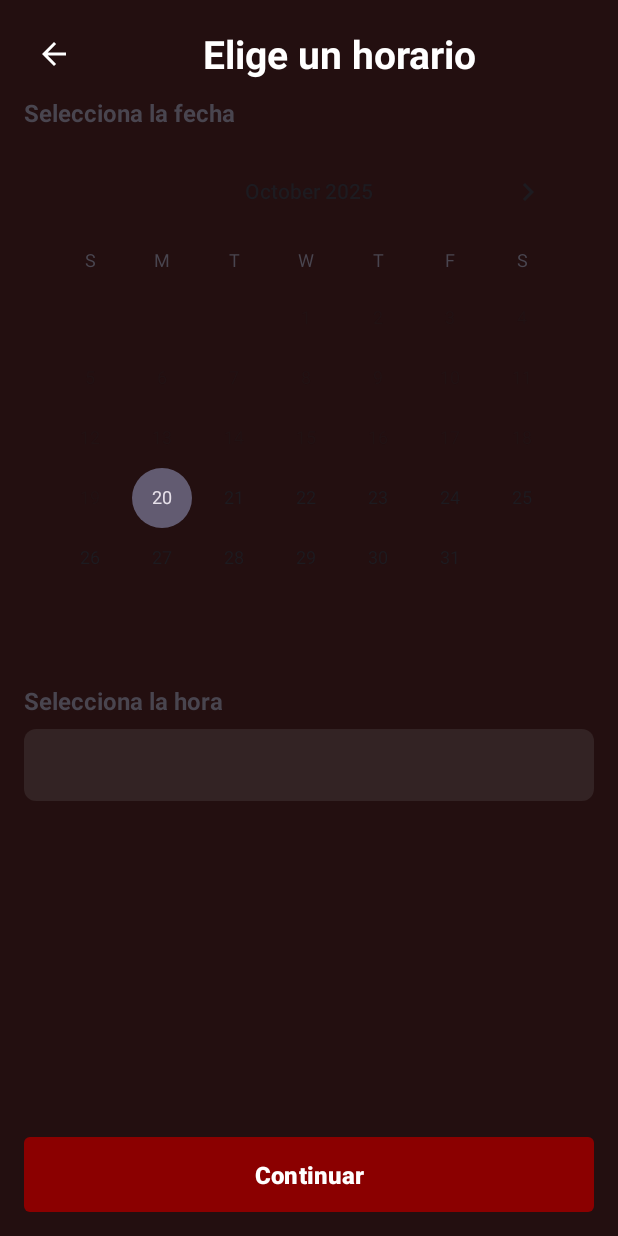
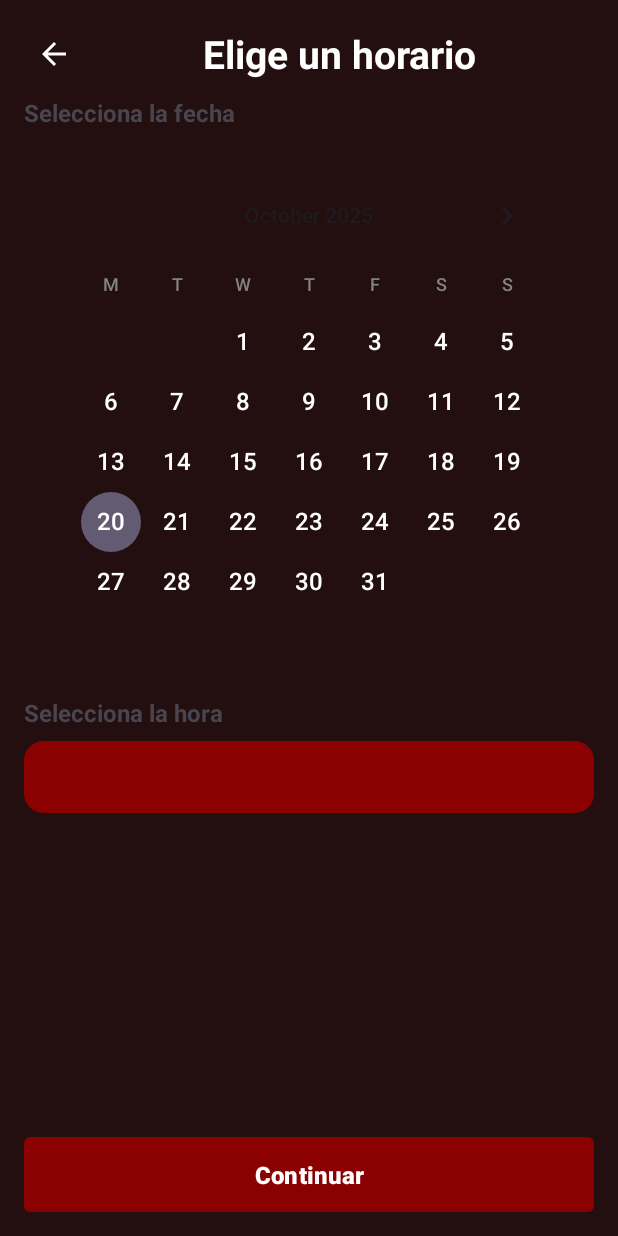
Before and after one commit to gonzapaglione/LaboVI_tp1, an Android app: the fragment ReservaFragment3 placed in its activity, on a phone screen of 412 x 824 dp. Run offline under Robolectric (Android 15) with nearby library versions, the phone set to English and light mode, and no system bars; our stand-ins replace Room's generated code.

```diff
--- a/app/src/main/java/com/example/barberiaglp/reservaTurno/ReservaFragment3.java
+++ b/app/src/main/java/com/example/barberiaglp/reservaTurno/ReservaFragment3.java
@@ -115,7 +115,7 @@ public class ReservaFragment3 extends Fragment {
         // 1. Deshabilitar fechas pasadas.
         calendarView.setMinDate(calendar.getTimeInMillis());
 
-        // 2. Limitar la selección a, 30 días en el futuro.
+        // 2. Limitar la selección a, 40 días en el futuro.
         calendar.add(Calendar.DAY_OF_MONTH, 40);
         calendarView.setMaxDate(calendar.getTimeInMillis());
 
@@ -127,10 +127,8 @@ public class ReservaFragment3 extends Fragment {
             int diaDeLaSemana = selectedDate.get(Calendar.DAY_OF_WEEK);
             if (diaDeLaSemana == Calendar.SUNDAY || diaDeLaSemana == Calendar.SATURDAY) {
                 Toast.makeText(getContext(), "No se aceptan reservas en fin de semana", Toast.LENGTH_SHORT).show();
-                // Reiniciamos la selección en el ViewModel para invalidar el día.
                 viewModel.setFecha(null);
             } else {
-                // El día es válido, lo formateamos y lo guardamos en el ViewModel.
                 String fechaFormateada = sdf.format(selectedDate.getTime());
                 viewModel.setFecha(fechaFormateada);
             }
--- a/app/src/main/res/drawable/spinner_background.xml
+++ b/app/src/main/res/drawable/spinner_background.xml
@@ -1,6 +1,8 @@
 <?xml version="1.0" encoding="utf-8"?>
 <shape xmlns:android="http://schemas.android.com/apk/res/android"
-    android:shape="rectangle">
-    <solid android:color="#33727272"/>
-    <corners android:radius="8dp"/>
+android:shape="rectangle">
+<solid android:color="#8B0000"/>
+<corners android:radius="12dp"/>
+<stroke android:color="#8B0000" android:width="2dp"/>
+<padding android:left="8dp" android:right="8dp"/>
 </shape>
--- a/app/src/main/res/layout/fragment_reserva_3.xml
+++ b/app/src/main/res/layout/fragment_reserva_3.xml
@@ -51,9 +51,17 @@
         android:id="@+id/calendarView"
         android:layout_width="match_parent"
         android:layout_height="wrap_content"
-        android:layout_marginBottom="24dp"
-        android:outlineAmbientShadowColor="@android:color/white"
-        android:textColor="#FFFFFF"/>
+        android:layout_margin="16dp"
+        android:dateTextAppearance="@style/CalendarDateText"
+        android:weekDayTextAppearance="@style/CalendarWeekDayText"
+        android:focusedMonthDateColor="@color/white"
+        android:unfocusedMonthDateColor="@color/gray"
+        android:selectedWeekBackgroundColor="@color/red_primary"
+        android:weekSeparatorLineColor="@android:color/transparent"
+        android:firstDayOfWeek="2"
+    />
+
+
 
     <!-- Selector de Hora -->
     <TextView
--- a/app/src/main/res/values/themes.xml
+++ b/app/src/main/res/values/themes.xml
@@ -25,4 +25,14 @@
         <!-- Customize your light theme here. -->
         <!-- <item name="colorPrimary">@color/my_light_primary</item> -->
     </style>
+    <style name="CalendarDateText">
+        <item name="android:textColor">@color/white</item>
+        <item name="android:textSize">16sp</item>
+    </style>
+
+    <style name="CalendarWeekDayText">
+        <item name="android:textColor">@color/gray</item>
+        <item name="android:textStyle">bold</item>
+    </style>
+
 </resources>
```
Also changed, not shown: app/src/main/java/com/example/barberiaglp/InicioFragment.java (+7 -0 lines), app/src/main/java/com/example/barberiaglp/reservaTurno/ReservaViewModel.java (+20 -5 lines), app/src/main/res/layout/fragment_inicio.xml (+7 -5 lines), app/src/main/res/layout/item_spinner.xml (added, +7 -0 lines), app/src/main/res/values/strings.xml (+0 -38 lines).
